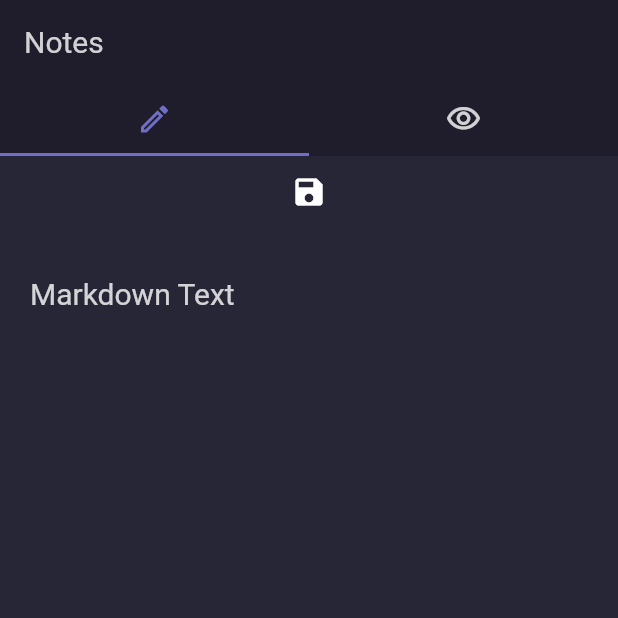
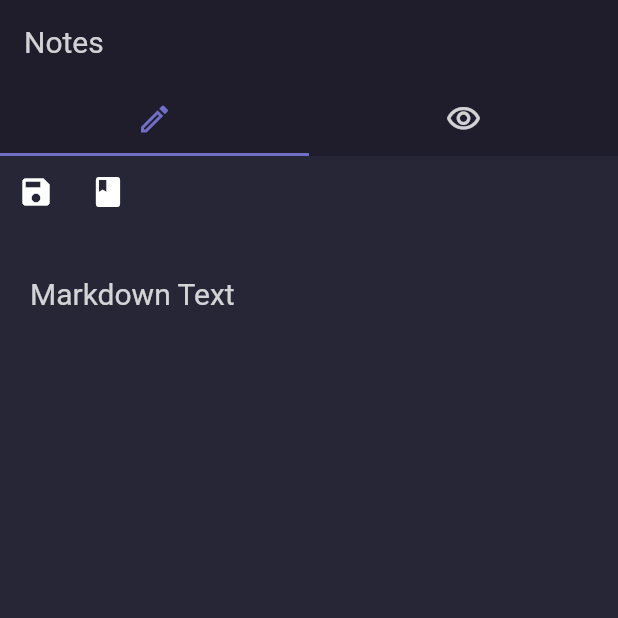
Before and after one commit to octoi/daily-notes, a Flutter app: the screen it shows after launch, on a phone screen of 412 x 824 dp, the top half of it. Run offline on Flutter 3.47's test engine with Material 2 defaults, Android fonts, the phone set to English and light mode, and no system bars; our stand-ins replace flutter_markdown, permission_handler.

Commit message:
open file

```diff
--- a/app/lib/widgets/app_tab_bar_view.dart
+++ b/app/lib/widgets/app_tab_bar_view.dart
@@ -1,4 +1,5 @@
 import 'package:app/utils/contants.dart';
+import 'package:app/utils/open_file.dart';
 import 'package:app/utils/save_file.dart';
 import 'package:flutter/material.dart';
 import 'package:flutter_markdown/flutter_markdown.dart';
@@ -11,10 +12,17 @@ class AppTabBarView extends StatefulWidget {
 }
 
 class _AppTabBarViewState extends State<AppTabBarView> {
+  TextEditingController _textEditingController = TextEditingController();
   String markdown = '';
 
   void saveMardown() async {
     await saveFile("sample", markdown);
+  }
+
+  void readMardown() async {
+    String content = await readFile("sample");
+    _textEditingController.text = content;
+    setState(() => markdown = content);
   }
 
   @override
@@ -24,10 +32,16 @@ class _AppTabBarViewState extends State<AppTabBarView> {
         SingleChildScrollView(
           child: Column(
             children: [
-              IconButton(onPressed: saveMardown, icon: Icon(Icons.save)),
+              Row(
+                children: [
+                  IconButton(onPressed: saveMardown, icon: Icon(Icons.save)),
+                  IconButton(onPressed: readMardown, icon: Icon(Icons.book)),
+                ],
+              ),
               Container(
                 margin: EdgeInsets.all(20.0),
                 child: TextField(
+                  controller: _textEditingController,
                   maxLines: null,
                   keyboardType: TextInputType.multiline,
                   cursorColor: appWhite,
```
